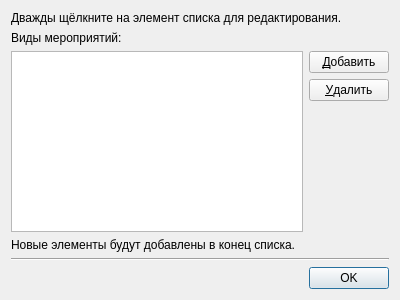
First picture: the form in app/ui/dialogs/type_manager.ui, repository NTO-2nd-stage-ABP/ccms, before the edit.
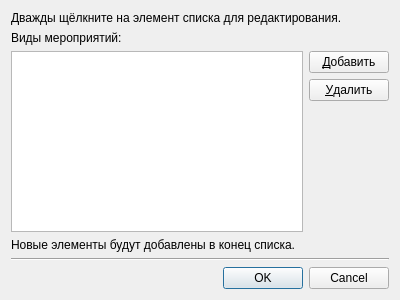
Second picture: the form after the edit.

What changed in the file:
```diff
--- a/app/ui/dialogs/type_manager.ui
+++ b/app/ui/dialogs/type_manager.ui
@@ -101,7 +101,7 @@
       <enum>Qt::Horizontal</enum>
      </property>
      <property name="standardButtons">
-      <set>QDialogButtonBox::Ok</set>
+      <set>QDialogButtonBox::Cancel|QDialogButtonBox::Ok</set>
      </property>
     </widget>
    </item>
```
